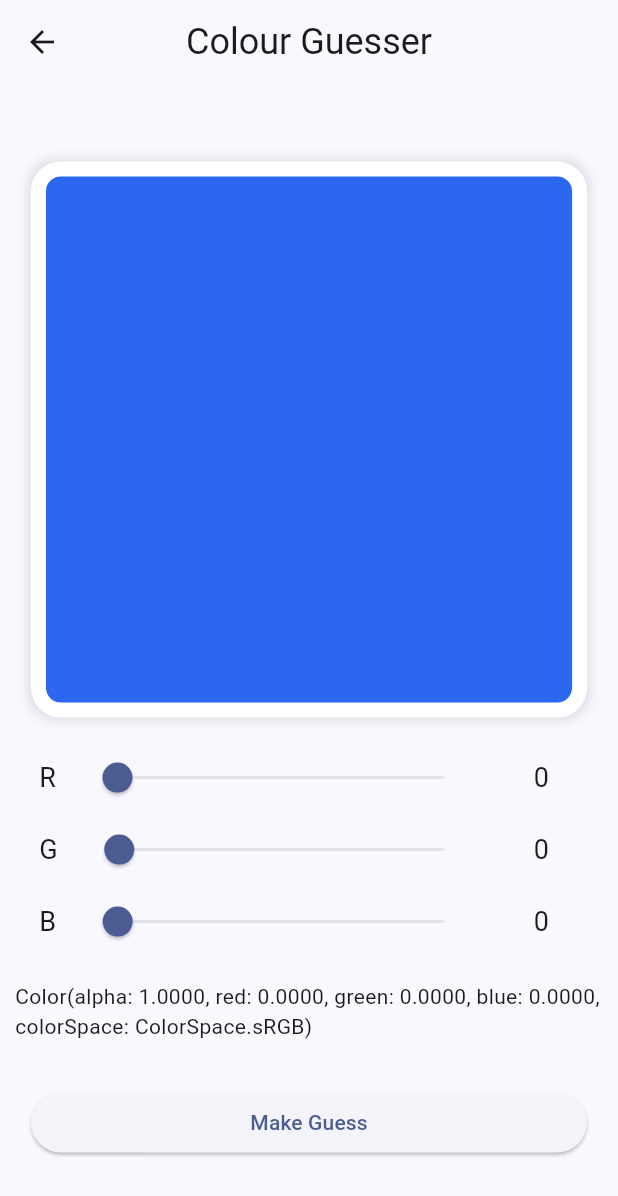
After one commit to simonerlic/colour-guesser, a Flutter app: the screen it shows after launch, after a tap on "Play daily game", on a phone screen of 412 x 824 dp. The commit adds this screen. Shown: the top 1196 px of the screen. Run offline on Flutter 3.47's test engine with Material 2 defaults, Android fonts, the phone set to English and light mode, and no system bars; our stand-ins replace shared_preferences.

Commit message:
Add initial homescreen, locking to once per day

```diff
--- a/lib/main.dart
+++ b/lib/main.dart
@@ -1,132 +1,123 @@
 import 'package:flutter/material.dart';
-import 'package:colour/models/hashDateToColor.dart';
-import 'package:colour/views/ColoredBoxWidget.dart';
-import 'package:colour/views/ColorSelectorWidget.dart';
-import 'package:colour/views/ResultsPage.dart';
+import 'package:shared_preferences/shared_preferences.dart';
+import 'package:colour/models/hash_date_to_color.dart';
+import 'package:colour/views/game_view.dart';
 
 void main() {
   runApp(const MyApp());
 }
 
 class MyApp extends StatelessWidget {
-  const MyApp({super.key});
+  const MyApp({Key? key}) : super(key: key);
 
-  // This widget is the root of your application.
   @override
   Widget build(BuildContext context) {
     return MaterialApp(
-      title: 'Flutter Demo',
+      title: 'Colour Guesser',
       theme: ThemeData(
-        // This is the theme of your application.
-        //
-        // TRY THIS: Try running your application with "flutter run". You'll see
-        // the application has a blue toolbar. Then, without quitting the app,
-        // try changing the seedColor in the colorScheme below to Colors.green
-        // and then invoke "hot reload" (save your changes or press the "hot
-        // reload" button in a Flutter-supported IDE, or press "r" if you used
-        // the command line to start the app).
-        //
-        // Notice that the counter didn't reset back to zero; the application
-        // state is not lost during the reload. To reset the state, use hot
-        // restart instead.
-        //
-        // This works for code too, not just values: Most code changes can be
-        // tested with just a hot reload.
         colorScheme:
             ColorScheme.fromSeed(seedColor: hashDateToColor(DateTime.now())),
         useMaterial3: true,
       ),
-      home: const MyHomePage(title: 'Colour Guesser'),
+      home: const StartPage(),
     );
   }
 }
 
-class MyHomePage extends StatefulWidget {
-  const MyHomePage({super.key, required this.title});
+class StartPage extends StatelessWidget {
+  const StartPage({Key? key}) : super(key: key);
 
-  // This widget is the home page of your application. It is stateful, meaning
-  // that it has a State object (defined below) that contains fields that affect
-  // how it looks.
+  Future<void> _playGame(BuildContext context) async {
+    final prefs = await SharedPreferences.getInstance();
+    final lastPlayed = prefs.getString('lastPlayed');
 
-  // This class is the configuration for the state. It holds the values (in this
-  // case the title) provided by the parent (in this case the App widget) and
-  // used by the build method of the State. Fields in a Widget subclass are
-  // always marked "final".
+    final today = DateTime.now();
+    final todayDate = DateTime(today.year, today.month, today.day);
 
-  final String title;
-
-  @override
-  State<MyHomePage> createState() => _MyHomePageState();
+    if (lastPlayed != null) {
+      final lastPlayedDate = DateTime.parse(lastPlayed);
+      if (lastPlayedDate == todayDate) {
+        // The game has already been played today.
+        // Show a dialog or another kind of message
+        showDialog(
+          context: context,
+          builder: (context) => AlertDialog(
+            title: Text("Already Played"),
+            content: Text("You've already played today. Come back tomorrow!"),
+            actions: [
+              ElevatedButton(
+                child: Text("OK"),
+                onPressed: () => Navigator.of(context).pop(),
+              ),
+            ],
+          ),
+        );
+      } else {
+        // The game hasn't been played today.
+        prefs.setString('lastPlayed', todayDate.toIso8601String());
+        Navigator.push(
+          context,
+          MaterialPageRoute(builder: (context) => GameView()),
+        );
+      }
+    } else {
+      // The game has never been played before.
+      prefs.setString('lastPlayed', todayDate.toIso8601String());
+      Navigator.push(
+        context,
+        MaterialPageRoute(builder: (context) => GameView()),
+      );
+    }
   }
 
-class _MyHomePageState extends State<MyHomePage> {
-  Color selectedColor = Colors.black;
-  DateTime currentDate = DateTime.now();
+  Future<void> _resetDate(BuildContext context) async {
+    final prefs = await SharedPreferences.getInstance();
+    final nullDate = DateTime(1970, 01, 01);
+
+    prefs.setString('lastPlayed', nullDate.toIso8601String());
+  }
 
   @override
   Widget build(BuildContext context) {
-    // This method is rerun every time setState is called, for instance as done
-    // by the _incrementCounter method above.
-    //
-    // The Flutter framework has been optimized to make rerunning build methods
-    // fast, so that you can just rebuild anything that needs updating rather
-    // than having to individually change instances of widgets.
-    Color color = hashDateToColor(currentDate);
-
     return Scaffold(
-      appBar: AppBar(
-        // use dark primary color from colorScheme for the status bar
-        backgroundColor: Theme.of(context).colorScheme.background,
-        shape: const RoundedRectangleBorder(
-          borderRadius: BorderRadius.vertical(
-            bottom: Radius.circular(15),
-          ),
-        ),
-        title: Text(widget.title),
-        centerTitle: true,
-        titleTextStyle: Theme.of(context).textTheme.headlineSmall,
-      ),
-      body: Padding(
-        padding: const EdgeInsets.all(10),
+      appBar: AppBar(),
+      body: Center(
         child: Column(
           mainAxisAlignment: MainAxisAlignment.center,
-          crossAxisAlignment: CrossAxisAlignment.center,
           children: [
-            ColoredBoxWidget(
-              color: color,
+            Text("Colour Guesser",
+                style: Theme.of(context).textTheme.titleLarge),
+            const SizedBox(
+              height: 50,
             ),
-            ColorPicker(
-              onColorChanged: (color) {
-                setState(() {
-                  selectedColor = color;
-                });
+            Column(
+              children: <Widget>[
+                ElevatedButton(
+                  child: Text('Play daily game'),
+                  onPressed: () {
+                    _playGame(context);
                   },
                 ),
-            Text(
-              selectedColor.toString(),
+                const SizedBox(
+                  height: 8,
                 ),
-            // Create a button saying "make guess" that will navigate to the
-            // results page
+                ElevatedButton(
+                  child: Text('Info'),
+                  onPressed: () {
+                    // Navigate to Info Page
+                  },
+                ),
                 const SizedBox(
-              height: 30,
+                  height: 8,
                 ),
-            SizedBox(
-              width: MediaQuery.of(context).size.width * 0.90,
-              child: ElevatedButton(
+                ElevatedButton(
+                  child: Text('Debug: Reset day'),
                   onPressed: () {
-                  Navigator.push(
-                    context,
-                    MaterialPageRoute(
-                      builder: (context) => ResultsPage(
-                        goalColor: color,
-                        userColor: selectedColor,
+                    _resetDate(context);
+                  },
                 ),
-                    ),
-                  );
-                },
-                child: const Text("Make Guess"),
-              ),
-            ),
+              ],
+            )
           ],
         ),
       ),
--- /dev/null
+++ b/lib/views/game_view.dart
@@ -0,0 +1,78 @@
+import 'package:flutter/material.dart';
+import 'package:colour/models/hash_date_to_color.dart';
+import 'package:colour/views/colored_box_widget.dart';
+import 'package:colour/views/color_selector_widget.dart';
+import 'package:colour/views/results_page.dart';
+
+class GameView extends StatefulWidget {
+  GameView({Key? key}) : super(key: key);
+
+  @override
+  _GameViewState createState() => _GameViewState();
+}
+
+class _GameViewState extends State<GameView> {
+  Color selectedColor = Colors.black;
+  DateTime currentDate = DateTime.now();
+
+  @override
+  Widget build(BuildContext context) {
+    Color color = hashDateToColor(currentDate);
+
+    return Scaffold(
+      appBar: AppBar(
+        backgroundColor: Theme.of(context).colorScheme.background,
+        shape: const RoundedRectangleBorder(
+          borderRadius: BorderRadius.vertical(
+            bottom: Radius.circular(15),
+          ),
+        ),
+        title: Text('Colour Guesser'),
+        centerTitle: true,
+        titleTextStyle: Theme.of(context).textTheme.headlineSmall,
+      ),
+      body: Padding(
+        padding: const EdgeInsets.all(10),
+        child: Column(
+          mainAxisAlignment: MainAxisAlignment.center,
+          crossAxisAlignment: CrossAxisAlignment.center,
+          children: [
+            ColoredBoxWidget(
+              color: color,
+            ),
+            ColorPicker(
+              onColorChanged: (color) {
+                setState(() {
+                  selectedColor = color;
+                });
+              },
+            ),
+            Text(
+              selectedColor.toString(),
+            ),
+            const SizedBox(
+              height: 30,
+            ),
+            SizedBox(
+              width: MediaQuery.of(context).size.width * 0.90,
+              child: ElevatedButton(
+                onPressed: () {
+                  Navigator.push(
+                    context,
+                    MaterialPageRoute(
+                      builder: (context) => ResultsPage(
+                        goalColor: color,
+                        userColor: selectedColor,
+                      ),
+                    ),
+                  );
+                },
+                child: const Text("Make Guess"),
+              ),
+            ),
+          ],
+        ),
+      ),
+    );
+  }
+}
--- a/pubspec.yaml
+++ b/pubspec.yaml
@@ -31,6 +31,7 @@ dependencies:
   flutter:
     sdk: flutter
   intl: ^0.17.0
+  shared_preferences: ^2.0.10
 
   # The following adds the Cupertino Icons font to your application.
   # Use with the CupertinoIcons class for iOS style icons.
```
Also changed, not shown: lib/views/results_page.dart (renamed from lib/views/ResultsPage.dart, +7 -3 lines), lib/models/hash_date_to_color.dart (renamed from lib/models/hashDateToColor.dart), lib/views/color_selector_widget.dart (renamed from lib/views/ColorSelectorWidget.dart), lib/views/colored_box_widget.dart (renamed from lib/views/ColoredBoxWidget.dart), lib/views/split_colored_box_widget.dart (renamed from lib/views/SplitColoredBoxWidget.dart), pubspec.lock, 1 other file. Lines whose indentation alone changed are shown as unchanged.
